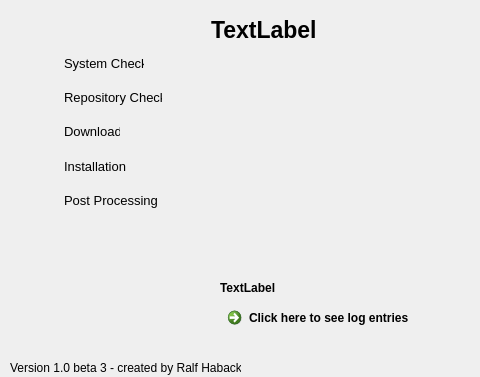
KDE/kdewin-installer, file single-package-installer/installerdialog.ui: the form before one commit; both pictures show x 0 to 480 and y 0 to 377 of the 753 by 377 pixel window.
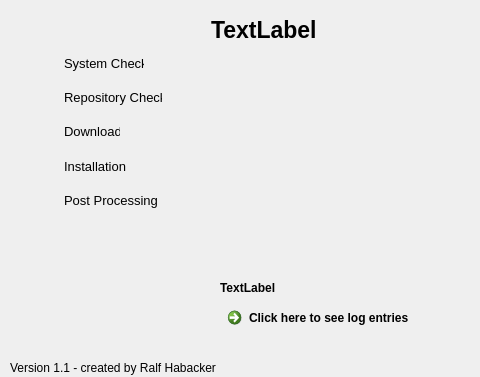
The form after the commit. Icons and pictures are not drawn.

Commit message: single-package-installer: update version to 1.1

Patch:
```diff
--- a/single-package-installer/installerdialog.ui
+++ b/single-package-installer/installerdialog.ui
@@ -32,12 +32,12 @@
     <rect>
      <x>10</x>
      <y>360</y>
-     <width>231</width>
+     <width>291</width>
      <height>16</height>
     </rect>
    </property>
    <property name="text">
-    <string>Version 1.0 beta 3 - created by Ralf Habacker </string>
+    <string>Version 1.1 - created by Ralf Habacker</string>
    </property>
   </widget>
   <widget class="QFrame" name="frame">
```
